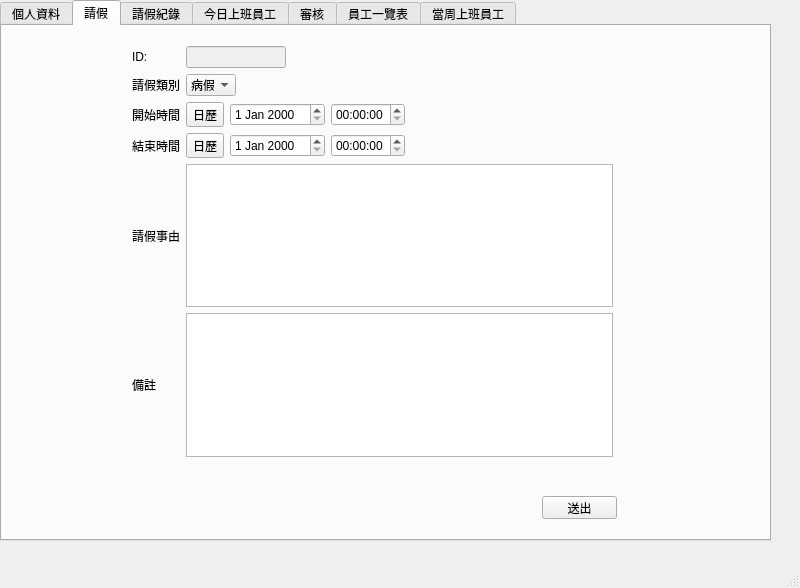
Before: the Qt Designer form Client/Source/gui/mainwindow.ui in jason281/SE_Project, drawn with Qt 5.
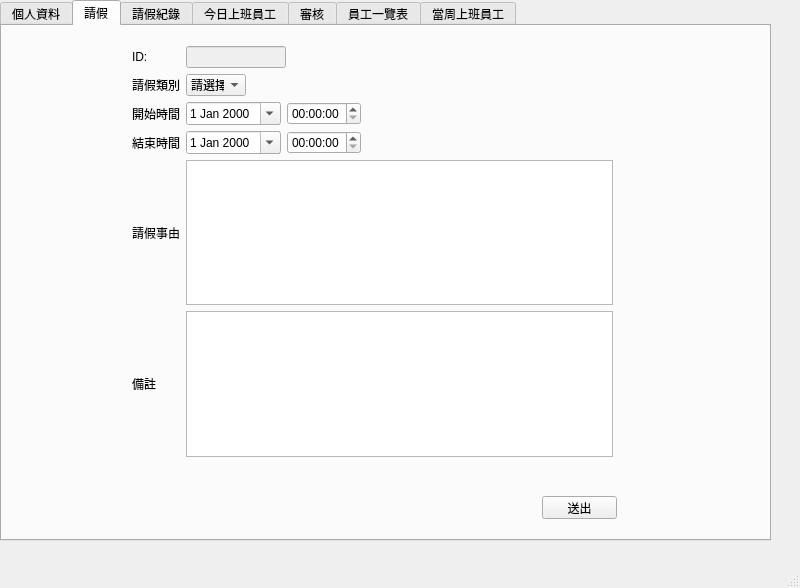
After: the same form once the commit is applied. The open tabs and pages were chosen to show the change.

The edit to the form file:
```diff
--- a/Client/Source/gui/mainwindow.ui
+++ b/Client/Source/gui/mainwindow.ui
@@ -231,10 +231,15 @@
         <widget class="QComboBox" name="comboBox_2">
          <property name="maximumSize">
           <size>
-           <width>50</width>
+           <width>60</width>
            <height>16777215</height>
           </size>
          </property>
+         <item>
+          <property name="text">
+           <string>請選擇</string>
+          </property>
+         </item>
          <item>
           <property name="text">
            <string>病假</string>
@@ -280,20 +285,16 @@
        <item row="2" column="1">
         <layout class="QHBoxLayout" name="horizontalLayout_2">
          <item>
-          <widget class="QToolButton" name="toolButton_4">
-           <property name="text">
-            <string>日歷</string>
-           </property>
-          </widget>
-         </item>
-         <item>
-          <widget class="QDateEdit" name="dateEdit_2">
+          <widget class="QDateEdit" name="start_date">
            <property name="maximumSize">
             <size>
              <width>16777215</width>
              <height>16777215</height>
             </size>
            </property>
+           <property name="calendarPopup">
+            <bool>true</bool>
+           </property>
           </widget>
          </item>
          <item>
@@ -324,20 +325,16 @@
        <item row="3" column="1">
         <layout class="QHBoxLayout" name="horizontalLayout_4">
          <item>
-          <widget class="QToolButton" name="toolButton_6">
-           <property name="text">
-            <string>日歷</string>
-           </property>
-          </widget>
-         </item>
-         <item>
-          <widget class="QDateEdit" name="dateEdit_4">
+          <widget class="QDateEdit" name="end_date">
            <property name="maximumSize">
             <size>
              <width>16777215</width>
              <height>16777215</height>
             </size>
            </property>
+           <property name="calendarPopup">
+            <bool>true</bool>
+           </property>
           </widget>
          </item>
          <item>
```
Left out of the diff: 43 changed lines with no effect on the pictures.
